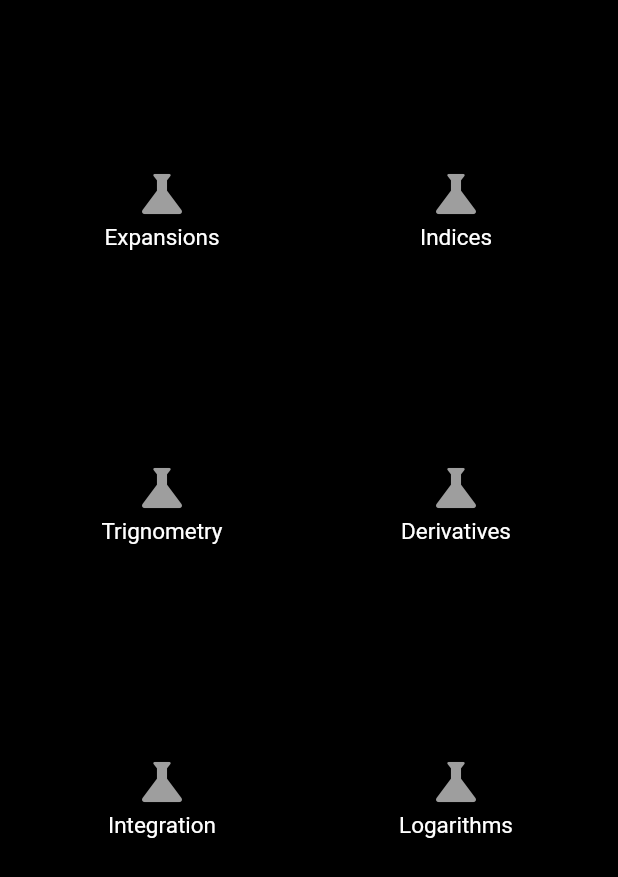
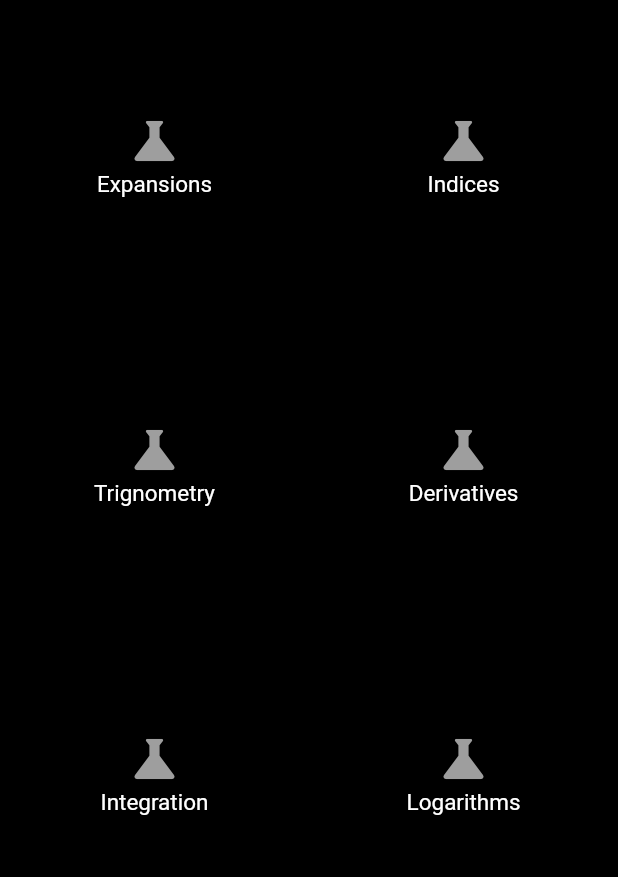
Before and after one commit to premkhandelwal/MathsIsFun, a Flutter app: the FormulaPage widget shown alone on an empty page, opened directly, on a phone screen of 412 x 824 dp. Shown: the top 877 px of the screen. Run offline on Flutter 3.47's test engine with Material 2 defaults, Android fonts, the phone set to English and light mode, and no system bars; our stand-ins replace math_expressions.

Commit message:
Removed minor bugs

```diff
--- a/maths_is_fun/lib/formulaMainPage.dart
+++ b/maths_is_fun/lib/formulaMainPage.dart
@@ -41,12 +41,17 @@ class _FormulaPageState extends State<FormulaPage> {
         alignment: Alignment.topCenter,
         // color: Colors.orange,
         height: globals.height * 0.962,
+        child: SingleChildScrollView(
           child: GridView.builder(
+              shrinkWrap: true,
               itemCount: divisions.length,
               gridDelegate: SliverGridDelegateWithFixedCrossAxisCount(
                 crossAxisCount: 2,
+                mainAxisSpacing: 0.1,
+                crossAxisSpacing: 0.1,
+                // childAspectRatio: 3.5,
               ),
-            padding: EdgeInsets.symmetric(vertical: 40.0, horizontal: 10.0),
+              // padding: EdgeInsets.symmetric(vertical: 40.0, horizontal: 10.0),
               itemBuilder: (BuildContext context, int index) {
                 return GestureDetector(
                   onTap: () {
@@ -89,6 +94,7 @@ class _FormulaPageState extends State<FormulaPage> {
                   ),
                 ))),
               ), */
-            }));
+              }),
+        ));
   }
 }
--- a/maths_is_fun/lib/formulae.dart
+++ b/maths_is_fun/lib/formulae.dart
@@ -102,7 +102,7 @@ Map formulae = {
           ],
         )),
   },
-  "Indices": {},
+  "Indices": {Text("a+b =c")},
   "Trignometry": {},
   "Derivatives": {},
   "Integration": {},
--- a/maths_is_fun/lib/homepage.dart
+++ b/maths_is_fun/lib/homepage.dart
@@ -32,10 +32,9 @@ class _HomePageState extends State<HomePage> {
     globals.height = size.height - kToolbarHeight;
     globals.width = size.width / 2;
     return Scaffold(
-      body: Container(
-        padding: EdgeInsets.all(20),
-        child: Column(children: [
-          Row(mainAxisAlignment: MainAxisAlignment.spaceBetween, children: [
+      appBar: AppBar(
+        backgroundColor: Colors.black,
+        title:   Row(mainAxisAlignment: MainAxisAlignment.spaceBetween, children: [
             IconButton(
               autofocus: true,
               onPressed: () {
@@ -80,10 +79,10 @@ class _HomePageState extends State<HomePage> {
               ),
               splashRadius: 0.1,
             ),
-          ]),
-          first.hasFocus ? Calculator() : Container(),
-          second.hasFocus ? FormulaPage() : Container()
-        ]),
+          ]),),
+      body: Container(
+        // padding: EdgeInsets.all(20),
+        child: first.hasFocus ? Calculator() :second.hasFocus ? FormulaPage() : Container(),
       ),
     );
   }
```
Also changed, not shown: 2 other files. Lines whose indentation alone changed are shown as unchanged.
